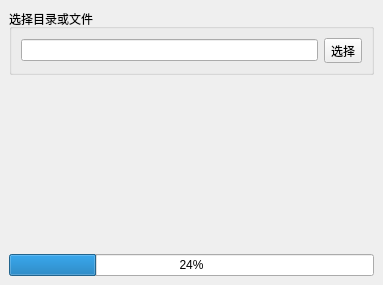
The window that CBM7216/mainwindow.ui (xx517230/Qt5p9DemoCode) describes before a commit, drawn with Qt 5.
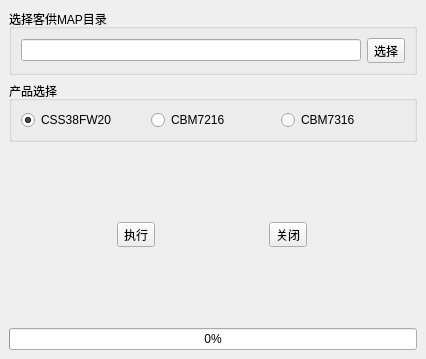
The same window after the commit. Icons and pictures are not drawn.

```diff
--- a/CBM7216/mainwindow.ui
+++ b/CBM7216/mainwindow.ui
@@ -6,35 +6,156 @@
    <rect>
     <x>0</x>
     <y>0</y>
-    <width>383</width>
-    <height>285</height>
+    <width>426</width>
+    <height>359</height>
    </rect>
   </property>
   <property name="windowTitle">
    <string>CBM7216系列客供MAP转TXT</string>
   </property>
   <widget class="QWidget" name="centralwidget">
-   <layout class="QGridLayout" name="gridLayout_2">
-    <item row="0" column="0">
+   <layout class="QVBoxLayout" name="verticalLayout">
+    <item>
      <widget class="QGroupBox" name="groupBox">
+      <property name="minimumSize">
+       <size>
+        <width>0</width>
+        <height>0</height>
+       </size>
+      </property>
+      <property name="maximumSize">
+       <size>
+        <width>16777215</width>
+        <height>100</height>
+       </size>
+      </property>
+      <property name="font">
+       <font>
+        <pointsize>9</pointsize>
+       </font>
+      </property>
+      <property name="styleSheet">
+       <string notr="true"/>
+      </property>
       <property name="title">
-       <string>选择目录或文件</string>
+       <string>选择客供MAP目录</string>
       </property>
       <layout class="QGridLayout" name="gridLayout">
        <item row="0" column="0">
-        <widget class="QLineEdit" name="lineEdit"/>
+        <layout class="QHBoxLayout" name="horizontalLayout_2">
+         <item>
+          <widget class="QLineEdit" name="editMapPath"/>
+         </item>
+         <item>
+          <widget class="QToolButton" name="tbtnSelectMap">
+           <property name="minimumSize">
+            <size>
+             <width>0</width>
+             <height>0</height>
+            </size>
+           </property>
+           <property name="styleSheet">
+            <string notr="true"/>
+           </property>
+           <property name="text">
+            <string>选择</string>
+           </property>
+          </widget>
+         </item>
+        </layout>
+       </item>
+      </layout>
+     </widget>
+    </item>
+    <item>
+     <widget class="QGroupBox" name="groupBox_3">
+      <property name="minimumSize">
+       <size>
+        <width>0</width>
+        <height>50</height>
+       </size>
+      </property>
+      <property name="maximumSize">
+       <size>
+        <width>16777215</width>
+        <height>100</height>
+       </size>
+      </property>
+      <property name="title">
+       <string>产品选择</string>
+      </property>
+      <layout class="QGridLayout" name="gridLayout_2">
+       <item row="0" column="0">
+        <widget class="QRadioButton" name="radioButton">
+         <property name="text">
+          <string>CSS38FW20</string>
+         </property>
+         <property name="checked">
+          <bool>true</bool>
+         </property>
+        </widget>
        </item>
        <item row="0" column="1">
-        <widget class="QToolButton" name="toolButton">
+        <widget class="QRadioButton" name="radioButton_2">
          <property name="text">
-          <string>选择</string>
+          <string>CBM7216</string>
+         </property>
+        </widget>
+       </item>
+       <item row="0" column="2">
+        <widget class="QRadioButton" name="radioButton_3">
+         <property name="text">
+          <string>CBM7316</string>
          </property>
         </widget>
        </item>
       </layout>
      </widget>
     </item>
-    <item row="1" column="0">
+    <item>
+     <spacer name="verticalSpacer_2">
+      <property name="orientation">
+       <enum>Qt::Orientation::Vertical</enum>
+      </property>
+      <property name="sizeHint" stdset="0">
+       <size>
+        <width>20</width>
+        <height>40</height>
+       </size>
+      </property>
+     </spacer>
+    </item>
+    <item>
+     <layout class="QHBoxLayout" name="horizontalLayout">
+      <item>
+       <widget class="QToolButton" name="tbtnDo">
+        <property name="minimumSize">
+         <size>
+          <width>30</width>
+          <height>25</height>
+         </size>
+        </property>
+        <property name="text">
+         <string>执行</string>
+        </property>
+       </widget>
+      </item>
+      <item>
+       <widget class="QToolButton" name="tbtnClose">
+        <property name="minimumSize">
+         <size>
+          <width>30</width>
+          <height>25</height>
+         </size>
+        </property>
+        <property name="text">
+         <string>关闭</string>
+        </property>
+       </widget>
+      </item>
+     </layout>
+    </item>
+    <item>
      <spacer name="verticalSpacer">
       <property name="orientation">
        <enum>Qt::Orientation::Vertical</enum>
@@ -42,15 +163,21 @@
       <property name="sizeHint" stdset="0">
        <size>
         <width>20</width>
-        <height>164</height>
+        <height>75</height>
        </size>
       </property>
      </spacer>
     </item>
-    <item row="2" column="0">
+    <item>
      <widget class="QProgressBar" name="progressBar">
       <property name="value">
-       <number>24</number>
+       <number>0</number>
+      </property>
+      <property name="textVisible">
+       <bool>true</bool>
+      </property>
+      <property name="invertedAppearance">
+       <bool>false</bool>
       </property>
      </widget>
     </item>
```
Left out of the diff: 38 changed lines with no effect on the pictures.
